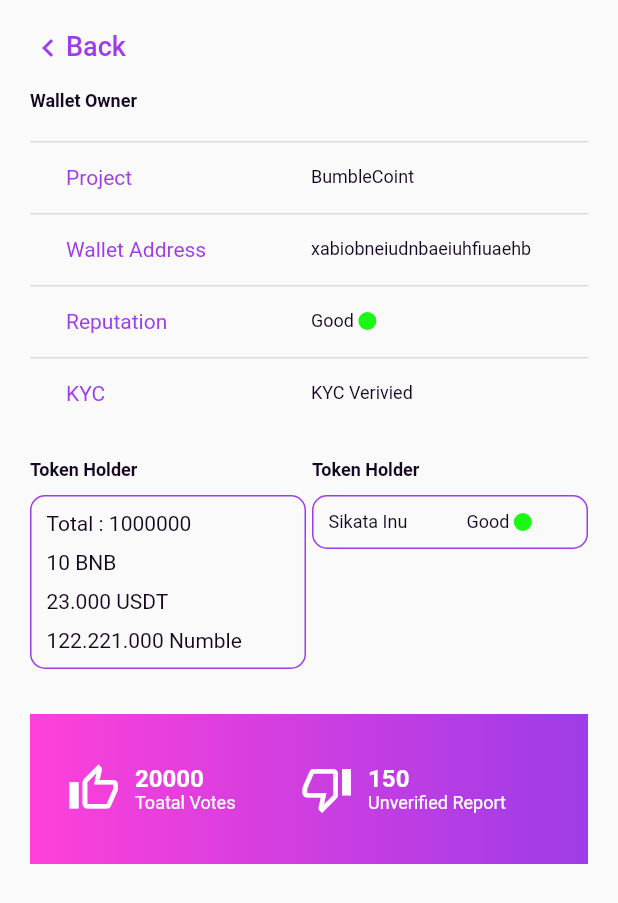
After one commit to FARRAS-DARKUNO/Bumble-Bot, a Flutter app: the DetailCoint screen opened directly, on a phone screen of 412 x 824 dp. The commit adds this screen. Shown: the top 903 px of the screen. Run offline on Flutter 3.47's test engine with Material 2 defaults, Android fonts, the light colour scheme and no system bars; our stand-ins replace bloc, flutter_bloc, google_fonts; missing offline and left inert: persistent_bottom_nav_bar_custom.

Commit message:
Detail Coint : UI

```diff
--- a/lib/presentation/global/size.dart
+++ b/lib/presentation/global/size.dart
@@ -19,6 +19,10 @@ sHeightBarNavigation(BuildContext context) {
   return 55.0;
 }
 
+sHeightBackButton(BuildContext context) {
+  return 60.0;
+}
+
 sWidthDynamic(BuildContext context, dynamic value) {
   return MediaQuery.of(context).size.width * value;
 }
--- /dev/null
+++ b/lib/presentation/screens/detail_coint.dart
@@ -0,0 +1,70 @@
+import 'package:bumble_bot/presentation/global/colors.dart';
+import 'package:bumble_bot/presentation/global/fonts.dart';
+import 'package:bumble_bot/presentation/global/size.dart';
+import 'package:bumble_bot/presentation/widgets/button/back_button.dart';
+import 'package:bumble_bot/presentation/widgets/catalog/vote_and_unverivied.dart';
+import 'package:bumble_bot/presentation/widgets/table/token_deployed.dart';
+import 'package:bumble_bot/presentation/widgets/table/token_holder.dart';
+import 'package:bumble_bot/presentation/widgets/table/walet_owner.dart';
+import 'package:flutter/material.dart';
+
+class DetailCoint extends StatelessWidget {
+  const DetailCoint({
+    Key? key,
+  }) : super(key: key);
+
+  @override
+  Widget build(BuildContext context) {
+    return Scaffold(
+      body: SafeArea(
+        child: Column(
+          children: <Widget>[
+            const BackButtonCustome(),
+            SizedBox(
+              height: sHeightScreen(context) - sHeightBackButton(context),
+              child: ListView(
+                children: [
+                  Container(
+                    width: sWidthFull(context),
+                    padding: const EdgeInsets.symmetric(horizontal: 20),
+                    child: Column(
+                      mainAxisAlignment: MainAxisAlignment.start,
+                      crossAxisAlignment: CrossAxisAlignment.start,
+                      children: <Widget>[
+                        Text('Wallet Owner', style: semiTitle(cBlack)),
+                        const WaletOwner()
+                      ],
+                    ),
+                  ),
+                  const SizedBox(height: 20),
+                  Row(
+                    crossAxisAlignment: CrossAxisAlignment.start,
+                    mainAxisAlignment: MainAxisAlignment.spaceBetween,
+                    children: [
+                      Container(
+                        alignment: Alignment.topLeft,
+                        margin: const EdgeInsets.only(left: 20),
+                        width: sWidthDynamic(context, 0.5) - 22,
+                        child: const TokenHolder(),
+                      ),
+                      Container(
+                        margin: const EdgeInsets.only(right: 20),
+                        width: sWidthDynamic(context, 0.5) - 22,
+                        child: const TokenDeployed(),
+                      )
+                    ],
+                  ),
+                  const SizedBox(height: 10),
+                  const Padding(
+                    padding: EdgeInsets.all(20),
+                    child: VoteAndUnveriviedCatalog(),
+                  )
+                ],
+              ),
+            ),
+          ],
+        ),
+      ),
+    );
+  }
+}
--- /dev/null
+++ b/lib/presentation/widgets/button/back_button.dart
@@ -0,0 +1,28 @@
+import 'package:bumble_bot/presentation/global/colors.dart';
+import 'package:bumble_bot/presentation/global/fonts.dart';
+import 'package:bumble_bot/presentation/global/size.dart';
+import 'package:flutter/material.dart';
+
+class BackButtonCustome extends StatelessWidget {
+  const BackButtonCustome({
+    Key? key,
+  }) : super(key: key);
+
+  @override
+  Widget build(BuildContext context) {
+    return Container(
+      height: sHeightBackButton(context),
+      padding: const EdgeInsets.all(20),
+      child: GestureDetector(
+        onTap: () => Navigator.pop(context),
+        child: Row(
+          crossAxisAlignment: CrossAxisAlignment.center,
+          children: [
+            const Icon(Icons.chevron_left_sharp, size: 24, color: cPremier),
+            Text('Back', style: h2(cPremier))
+          ],
+        ),
+      ),
+    );
+  }
+}
--- a/lib/presentation/widgets/card/card_new_listings.dart
+++ b/lib/presentation/widgets/card/card_new_listings.dart
@@ -1,7 +1,9 @@
 import 'package:bumble_bot/presentation/global/colors.dart';
 import 'package:bumble_bot/presentation/global/fonts.dart';
+import 'package:bumble_bot/presentation/screens/detail_coint.dart';
 import 'package:bumble_bot/presentation/utils/list_reputation.dart';
 import 'package:flutter/material.dart';
+import 'package:persistent_bottom_nav_bar_custom/persistent-tab-view.dart';
 
 class CardNewListing extends StatelessWidget {
   const CardNewListing({
@@ -10,7 +12,9 @@ class CardNewListing extends StatelessWidget {
 
   @override
   Widget build(BuildContext context) {
-    return Container(
+    return GestureDetector(
+      onTap: () => goNext(context),
+      child: Container(
         padding: const EdgeInsets.symmetric(vertical: 10),
         decoration: const BoxDecoration(
           border: Border(
@@ -83,6 +87,16 @@ class CardNewListing extends StatelessWidget {
             )
           ],
         ),
+      ),
     );
   }
 }
+
+goNext(BuildContext context) {
+  pushNewScreen(
+    context,
+    screen: const DetailCoint(),
+    withNavBar: true, // OPTIONAL VALUE. True by default.
+    pageTransitionAnimation: PageTransitionAnimation.cupertino,
+  );
+}
--- /dev/null
+++ b/lib/presentation/widgets/catalog/vote_and_unverivied.dart
@@ -0,0 +1,84 @@
+import 'package:bumble_bot/presentation/global/colors.dart';
+import 'package:bumble_bot/presentation/global/fonts.dart';
+import 'package:bumble_bot/presentation/global/size.dart';
+import 'package:flutter/material.dart';
+
+class VoteAndUnveriviedCatalog extends StatelessWidget {
+  const VoteAndUnveriviedCatalog({
+    Key? key,
+  }) : super(key: key);
+
+  @override
+  Widget build(BuildContext context) {
+    return Container(
+      height: 100,
+      width: sWidthFull(context),
+      decoration: const BoxDecoration(
+        gradient: LinearGradient(
+          begin: Alignment.centerLeft,
+          end: Alignment(1, 0),
+          colors: <Color>[cTersier, cPremier],
+        ),
+      ),
+      child: Row(
+        crossAxisAlignment: CrossAxisAlignment.center,
+        mainAxisAlignment: MainAxisAlignment.center,
+        children: <Widget>[
+          Container(
+            padding: const EdgeInsets.all(15),
+            width: sWidthDynamic(context, 0.45) - 30,
+            alignment: Alignment.center,
+            child: Row(
+              children: <Widget>[
+                const Icon(
+                  Icons.thumb_up_alt_outlined,
+                  size: 35,
+                  color: cWhite,
+                ),
+                const SizedBox(
+                  width: 10,
+                ),
+                Column(
+                  mainAxisAlignment: MainAxisAlignment.center,
+                  crossAxisAlignment: CrossAxisAlignment.start,
+                  children: <Widget>[
+                    Text('20000', style: h3(cWhite)),
+                    Text(
+                      'Toatal Votes',
+                      style: h5(cWhite),
+                    )
+                  ],
+                ),
+              ],
+            ),
+          ),
+          Container(
+            padding: const EdgeInsets.all(15),
+            width: sWidthDynamic(context, 0.55) - 30,
+            alignment: Alignment.center,
+            child: Row(
+              children: <Widget>[
+                const Icon(
+                  Icons.thumb_down_alt_outlined,
+                  size: 35,
+                  color: cWhite,
+                ),
+                const SizedBox(
+                  width: 10,
+                ),
+                Column(
+                  mainAxisAlignment: MainAxisAlignment.center,
+                  crossAxisAlignment: CrossAxisAlignment.start,
+                  children: <Widget>[
+                    Text('150', style: h3(cWhite)),
+                    Text('Unverified Report', style: h5(cWhite))
+                  ],
+                ),
+              ],
+            ),
+          ),
+        ],
+      ),
+    );
+  }
+}
--- /dev/null
+++ b/lib/presentation/widgets/table/token_deployed.dart
@@ -0,0 +1,61 @@
+import 'package:bumble_bot/presentation/global/colors.dart';
+import 'package:bumble_bot/presentation/global/fonts.dart';
+import 'package:flutter/material.dart';
+
+import '../../global/size.dart';
+import '../../utils/list_reputation.dart';
+
+class TokenDeployed extends StatelessWidget {
+  const TokenDeployed({
+    Key? key,
+  }) : super(key: key);
+
+  @override
+  Widget build(BuildContext context) {
+    return Column(
+      crossAxisAlignment: CrossAxisAlignment.start,
+      children: [
+        Text('Token Holder', style: semiTitle(cBlack)),
+        const SizedBox(height: 10),
+        Container(
+          width: sWidthDynamic(context, 0.5) - 22,
+          padding: const EdgeInsets.all(10),
+          decoration: BoxDecoration(
+            borderRadius: BorderRadius.circular(10),
+            border: Border.all(color: cPremier, width: 1),
+          ),
+          child: Column(
+            crossAxisAlignment: CrossAxisAlignment.start,
+            children: [
+              Row(
+                mainAxisAlignment: MainAxisAlignment.spaceBetween,
+                children: [
+                  SizedBox(
+                    width: sWidthDynamic(context, 0.21),
+                    child: Text('Sikata Inu', style: h5(cBlack)),
+                  ),
+                  SizedBox(
+                    width: sWidthDynamic(context, 0.17),
+                    child: Row(
+                      children: [
+                        Text('Good ', style: h5(cBlack)),
+                        Container(
+                          decoration: BoxDecoration(
+                            borderRadius: BorderRadius.circular(100),
+                            color: cGood,
+                          ),
+                          height: 12,
+                          width: 12,
+                        )
+                      ],
+                    ),
+                  )
+                ],
+              ),
+            ],
+          ),
+        ),
+      ],
+    );
+  }
+}
--- /dev/null
+++ b/lib/presentation/widgets/table/token_holder.dart
@@ -0,0 +1,42 @@
+import 'package:bumble_bot/presentation/global/colors.dart';
+import 'package:bumble_bot/presentation/global/fonts.dart';
+import 'package:flutter/material.dart';
+
+import '../../global/size.dart';
+
+class TokenHolder extends StatelessWidget {
+  const TokenHolder({
+    Key? key,
+  }) : super(key: key);
+
+  @override
+  Widget build(BuildContext context) {
+    return Column(
+      crossAxisAlignment: CrossAxisAlignment.start,
+      children: [
+        Text('Token Holder', style: semiTitle(cBlack)),
+        const SizedBox(height: 10),
+        Container(
+          width: sWidthDynamic(context, 0.5) - 22,
+          padding: const EdgeInsets.all(10),
+          decoration: BoxDecoration(
+            borderRadius: BorderRadius.circular(10),
+            border: Border.all(color: cPremier, width: 1),
+          ),
+          child: Column(
+            crossAxisAlignment: CrossAxisAlignment.start,
+            children: [
+              Text('Total : 1000000', style: h4(cBlack)),
+              const SizedBox(height: 10),
+              Text('10 BNB', style: h4(cBlack)),
+              const SizedBox(height: 10),
+              Text('23.000 USDT', style: h4(cBlack)),
+              const SizedBox(height: 10),
+              Text('122.221.000 Numble', style: h4(cBlack)),
+            ],
+          ),
+        ),
+      ],
+    );
+  }
+}
--- /dev/null
+++ b/lib/presentation/widgets/table/walet_owner.dart
@@ -0,0 +1,71 @@
+import 'package:bumble_bot/presentation/global/colors.dart';
+import 'package:bumble_bot/presentation/global/fonts.dart';
+import 'package:bumble_bot/presentation/global/size.dart';
+import 'package:bumble_bot/presentation/utils/list_reputation.dart';
+import 'package:flutter/material.dart';
+
+class WaletOwner extends StatelessWidget {
+  const WaletOwner({
+    Key? key,
+  }) : super(key: key);
+
+  @override
+  Widget build(BuildContext context) {
+    return SizedBox(
+      width: sWidthFull(context),
+      child: DataTable(
+        headingRowHeight: 20,
+        columns: const [
+          DataColumn(label: Text('')),
+          DataColumn(label: Text('')),
+        ],
+        rows: [
+          DataRow(cells: [
+            DataCell(
+              Text('Project', style: h4(cPremier)),
+            ),
+            DataCell(
+              Text('BumbleCoint', style: h5(cBlack)),
+            ),
+          ]),
+          DataRow(cells: [
+            DataCell(
+              Text('Wallet Address', style: h4(cPremier)),
+            ),
+            DataCell(
+              Text('xabiobneiudnbaeiuhfiuaehb', style: h5(cBlack)),
+            ),
+          ]),
+          DataRow(cells: [
+            DataCell(
+              Text('Reputation', style: h4(cPremier)),
+            ),
+            DataCell(
+              Row(
+                children: [
+                  Text('Good ', style: h5(cBlack)),
+                  Container(
+                    decoration: BoxDecoration(
+                      borderRadius: BorderRadius.circular(100),
+                      color: cGood,
+                    ),
+                    height: 12,
+                    width: 12,
+                  )
+                ],
+              ),
+            ),
+          ]),
+          DataRow(cells: [
+            DataCell(
+              Text('KYC', style: h4(cPremier)),
+            ),
+            DataCell(
+              Text('KYC Verivied', style: h5(cBlack)),
+            ),
+          ]),
+        ],
+      ),
+    );
+  }
+}
```
Lines whose indentation alone changed are shown as unchanged.
